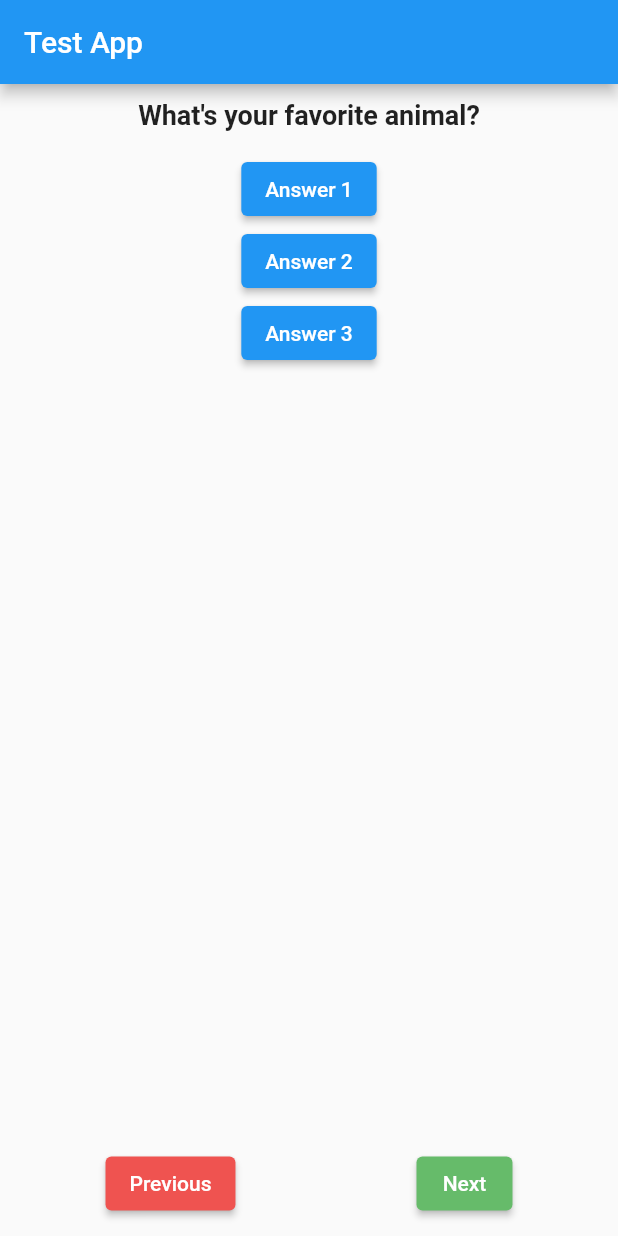
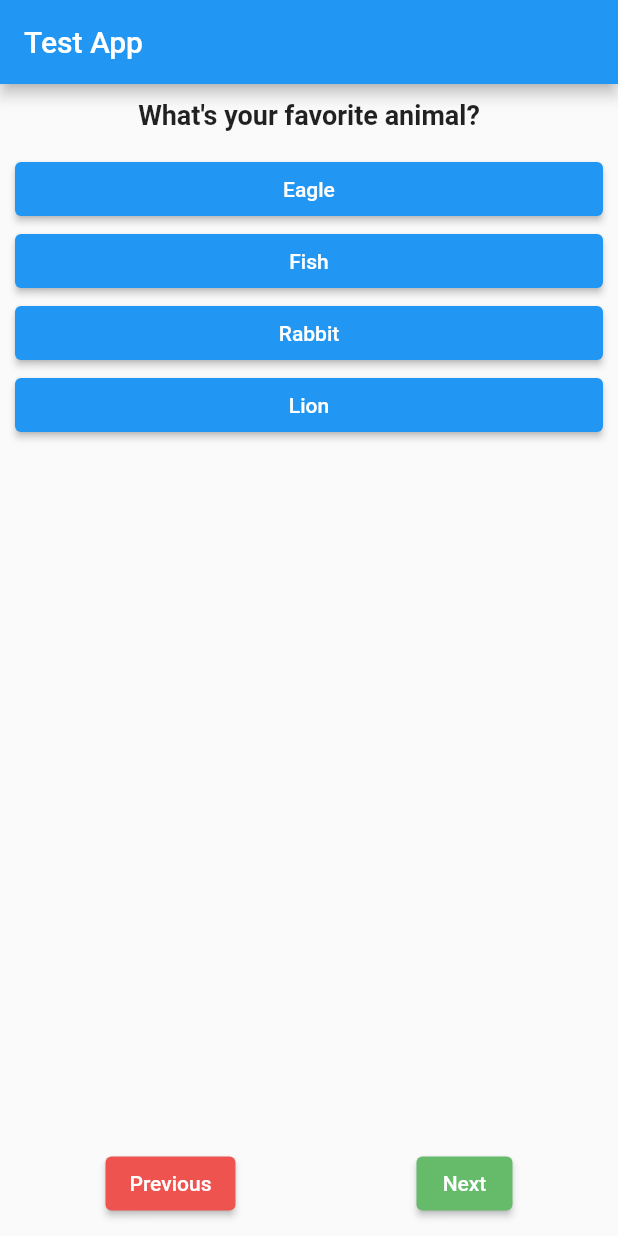
Before and after one commit to Lu-Clemente/flutter_quiz_app, a Flutter app: the screen it shows after launch, after a tap on "Next", on a phone screen of 412 x 824 dp. Run offline on Flutter 3.47's test engine with Material 2 defaults, Android fonts, the phone set to English and light mode, and no system bars; missing offline and left inert: dart:ffi.

Commit message:
feat: implementing basics questions/answers interactions

```diff
--- a/lib/main.dart
+++ b/lib/main.dart
@@ -1,8 +1,10 @@
 // ignore_for_file: prefer_const_constructors, avoid_print
 
+import 'package:first_app/answer_widget.dart';
 import 'package:flutter/material.dart';
 
 import './question_widget.dart';
+import './btn_controller_widget.dart';
 
 void main() => runApp(App());
 
@@ -18,12 +20,13 @@ class App extends StatefulWidget {
 class _AppState extends State<App> {
   var _questionIndex = 0;
 
-  void _answerQuestion(int answerNumber) {
-    print('Answer #$answerNumber chosen!');
+  void _answerQuestion(int answerIndex, List<Map<String, Object>> questions) {
+    // print('Answer: ${questions[_questionIndex]['answer'].toString()[answerIndex]}');
+    print(answerIndex);
   }
 
-  void _handleQuestion(String actionType, int questionsLength) {
-    if (actionType == "next" && _questionIndex < questionsLength - 1) {
+  void _handleQuestion(String actionType, int arrLength) {
+    if (actionType == "next" && _questionIndex < arrLength - 1) {
       setState(() {
         _questionIndex++;
       });
@@ -38,11 +41,23 @@ class _AppState extends State<App> {
 
   @override
   Widget build(BuildContext context) {
-    var questions = [
-      "What's is your favorite color?",
-      "What's your favorite animal?",
-      "What's Brazil's capital?",
-      "Who's is the best soccer player?"
+    const questions = [
+      {
+        "question": "What's is your favorite color?",
+        "answers": ["Black", "Blue", "Green", "White"]
+      },
+      {
+        "question": "What's your favorite animal?",
+        "answers": ["Eagle", "Fish", "Rabbit", "Lion"]
+      },
+      {
+        "question": "What's Brazil's capital?",
+        "answers": ["São Paulo", "Brasília", "Manaus"]
+      },
+      {
+        "question": "Who's is the best soccer player?",
+        "answers": ["Ronaldo Fenômeno", "Messi", "Cristiano Ronaldo"]
+      }
     ];
 
     return MaterialApp(
@@ -51,8 +66,7 @@ class _AppState extends State<App> {
             appBar: AppBar(
               title: Text("Test App"),
             ),
-            body: Center(
-                child: Container(
+            body: Container(
                     padding: EdgeInsets.all(10),
                     child: Column(
                       mainAxisAlignment: MainAxisAlignment.spaceBetween,
@@ -62,45 +76,25 @@ class _AppState extends State<App> {
                           Container(
                             margin: EdgeInsets.only(bottom: 15),
                             child: Question(
-                              questions[_questionIndex],
+                              questions[_questionIndex]['question'].toString(),
                             ),
                           ),
-                          ElevatedButton(
-                              onPressed: () => _answerQuestion(1),
-                              child: Text("Answer 1")),
-                          ElevatedButton(
-                              onPressed: () => _answerQuestion(2),
-                              child: Text("Answer 2")),
-                          ElevatedButton(
-                              onPressed: () => _answerQuestion(3),
-                              child: Text("Answer 3")),
+                          ...(questions[_questionIndex]['answers']
+                                  as List<String>)
+                              .map((answer) {
+                            return Answer(
+                                answerQuestion: _answerQuestion,
+                                index: 1,
+                                questions: questions,
+                                answerText: answer.toString());
+                          }).toList()
                         ]),
-                        SizedBox(
-                            height: 50,
-                            child: Row(
-                              mainAxisAlignment: MainAxisAlignment.spaceAround,
-                              children: [
-                                ElevatedButton(
-                                  onPressed: _questionIndex == 0
-                                      ? null
-                                      : () => _handleQuestion(
-                                          "back", questions.length),
-                                  style: ElevatedButton.styleFrom(
-                                      backgroundColor: Colors.red[400]),
-                                  child: Text("Previous"),
-                                ),
-                                ElevatedButton(
-                                    onPressed:
-                                        _questionIndex == questions.length - 1
-                                            ? null
-                                            : () => _handleQuestion(
-                                                "next", questions.length),
-                                    style: ElevatedButton.styleFrom(
-                                        backgroundColor: Colors.green[400]),
-                                    child: Text("Next")),
-                              ],
-                            )),
+                        BtnController(
+                          index: _questionIndex,
+                          arrayLength: questions.length,
+                          handleQuestion: _handleQuestion,
+                        )
                       ],
-                    )))));
+                    ))));
   }
 }
```
